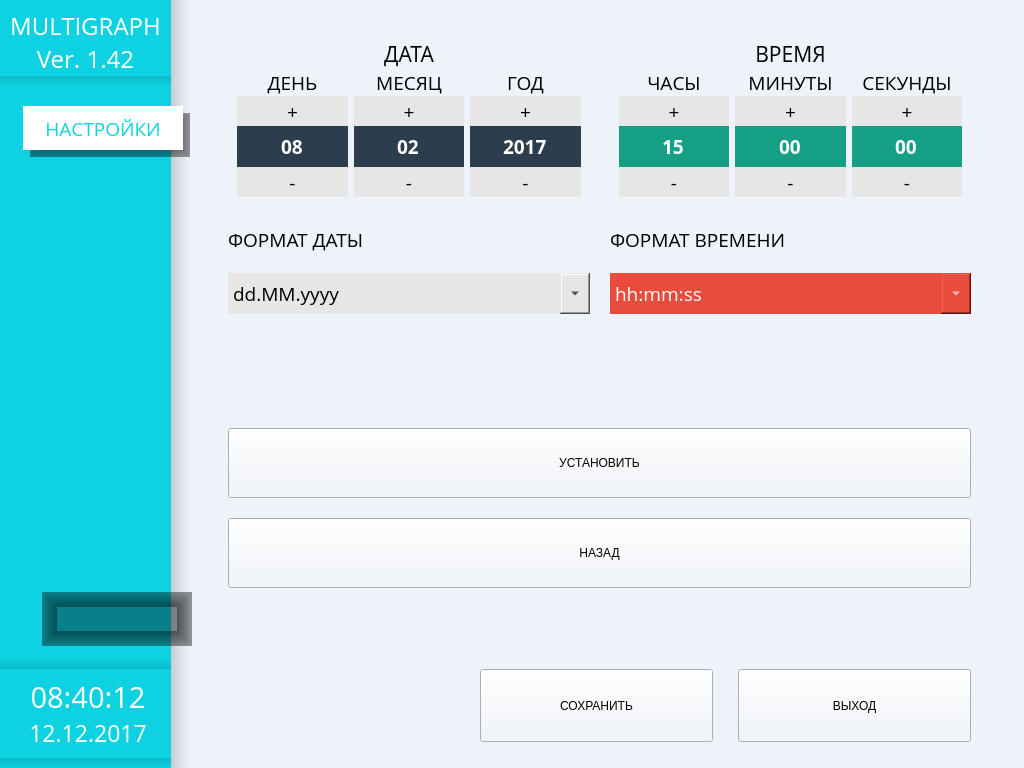
First picture: the form in menu.ui, repository tomyqg/topaz-m, before the edit.
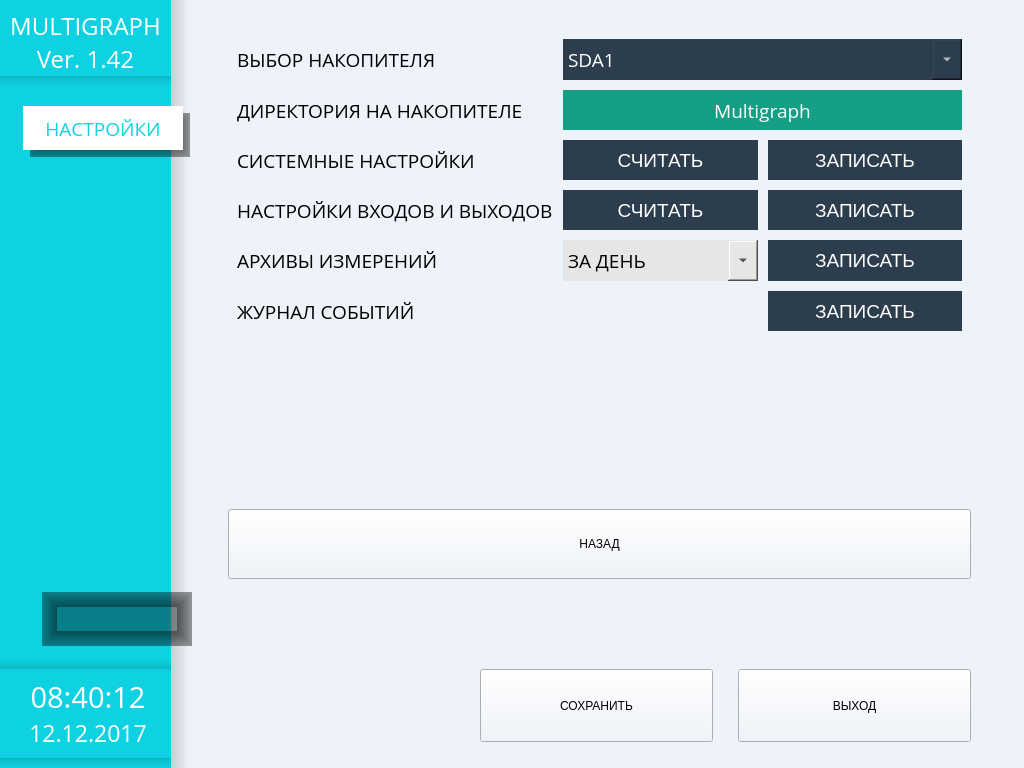
Second picture: the form after the edit. Icons and pictures are not drawn. Custom widgets are drawn as their Qt base class.

Commit message: 1. Реализовано обнаружение USB-накопителя и перенос настроек 2. Скорректирована работа архива с большими периодами

```diff
--- a/menu.ui
+++ b/menu.ui
@@ -360,7 +360,7 @@
             <number>1</number>
            </property>
            <property name="currentIndex">
-            <number>9</number>
+            <number>15</number>
            </property>
            <widget class="QWidget" name="mainMenu">
             <layout class="QVBoxLayout" name="verticalLayout_3">
@@ -2349,7 +2349,7 @@
                   </property>
                   <property name="maximumDate">
                    <date>
-                    <year>2017</year>
+                    <year>2000</year>
                     <month>1</month>
                     <day>1</day>
                    </date>
@@ -2433,7 +2433,7 @@
                   </property>
                   <property name="maximumDate">
                    <date>
-                    <year>2017</year>
+                    <year>2000</year>
                     <month>1</month>
                     <day>1</day>
                    </date>
@@ -2565,7 +2565,7 @@
                   </property>
                   <property name="maximumDate">
                    <date>
-                    <year>2017</year>
+                    <year>2000</year>
                     <month>1</month>
                     <day>1</day>
                    </date>
@@ -4231,6 +4231,504 @@
              </item>
             </layout>
            </widget>
+           <widget class="QWidget" name="pageExternalDrive">
+            <layout class="QVBoxLayout" name="verticalLayout_21">
+             <property name="leftMargin">
+              <number>29</number>
+             </property>
+             <property name="topMargin">
+              <number>30</number>
+             </property>
+             <property name="rightMargin">
+              <number>53</number>
+             </property>
+             <item>
+              <widget class="QFrame" name="frameExternalDrive">
+               <property name="minimumSize">
+                <size>
+                 <width>0</width>
+                 <height>0</height>
+                </size>
+               </property>
+               <property name="frameShape">
+                <enum>QFrame::NoFrame</enum>
+               </property>
+               <property name="frameShadow">
+                <enum>QFrame::Raised</enum>
+               </property>
+               <layout class="QGridLayout" name="gridLayout_10">
+                <property name="spacing">
+                 <number>10</number>
+                </property>
+                <item row="13" column="2">
+                 <widget class="QPushButton" name="bSaveMesToDrive">
+                  <property name="sizePolicy">
+                   <sizepolicy hsizetype="Preferred" vsizetype="Preferred">
+                    <horstretch>0</horstretch>
+                    <verstretch>0</verstretch>
+                   </sizepolicy>
+                  </property>
+                  <property name="minimumSize">
+                   <size>
+                    <width>0</width>
+                    <height>40</height>
+                   </size>
+                  </property>
+                  <property name="maximumSize">
+                   <size>
+                    <width>16777215</width>
+                    <height>70</height>
+                   </size>
+                  </property>
+                  <property name="font">
+                   <font>
+                    <pointsize>14</pointsize>
+                   </font>
+                  </property>
+                  <property name="styleSheet">
+                   <string notr="true">color: rgb(255, 255, 255);
+background-color: #2c3d4d;
+border: 0px solid rgba(255, 255, 255, 0);</string>
+                  </property>
+                  <property name="text">
+                   <string>ЗАПИСАТЬ</string>
+                  </property>
+                 </widget>
+                </item>
+                <item row="3" column="1" colspan="2">
+                 <widget class="QComboBox" name="comboDrives">
+                  <property name="minimumSize">
+                   <size>
+                    <width>0</width>
+                    <height>41</height>
+                   </size>
+                  </property>
+                  <property name="maximumSize">
+                   <size>
+                    <width>16777215</width>
+                    <height>16777215</height>
+                   </size>
+                  </property>
+                  <property name="font">
+                   <font>
+                    <family>Open Sans</family>
+                    <pointsize>14</pointsize>
+                   </font>
+                  </property>
+                  <property name="styleSheet">
+                   <string notr="true">QComboBox {
+background-color:rgb(44, 61, 77);
+color: rgb(255 , 255, 255);
+border-radius: 0px;
+}
+QComboBox::drop-down {
+	width:30px;
+ }</string>
+                  </property>
+                  <property name="currentIndex">
+                   <number>0</number>
+                  </property>
+                  <item>
+                   <property name="text">
+                    <string>SDA1</string>
+                   </property>
+                  </item>
+                  <item>
+                   <property name="text">
+                    <string>SDA2</string>
+                   </property>
+                  </item>
+                  <item>
+                   <property name="text">
+                    <string>SDB1</string>
+                   </property>
+                  </item>
+                 </widget>
+                </item>
+                <item row="11" column="0">
+                 <widget class="QLabel" name="label_14">
+                  <property name="font">
+                   <font>
+                    <family>Open Sans</family>
+                    <pointsize>14</pointsize>
+                   </font>
+                  </property>
+                  <property name="text">
+                   <string>АРХИВЫ ИЗМЕРЕНИЙ</string>
+                  </property>
+                  <property name="alignment">
+                   <set>Qt::AlignLeading|Qt::AlignLeft|Qt::AlignVCenter</set>
+                  </property>
+                 </widget>
+                </item>
+                <item row="11" column="2">
+                 <widget class="QPushButton" name="bSaveArchiveToDrive">
+                  <property name="sizePolicy">
+                   <sizepolicy hsizetype="Preferred" vsizetype="Preferred">
+                    <horstretch>0</horstretch>
+                    <verstretch>0</verstretch>
+                   </sizepolicy>
+                  </property>
+                  <property name="minimumSize">
+                   <size>
+                    <width>0</width>
+                    <height>40</height>
+                   </size>
+                  </property>
+                  <property name="maximumSize">
+                   <size>
+                    <width>16777215</width>
+                    <height>70</height>
+                   </size>
+                  </property>
+                  <property name="font">
+                   <font>
+                    <pointsize>14</pointsize>
+                   </font>
+                  </property>
+                  <property name="styleSheet">
+                   <string notr="true">color: rgb(255, 255, 255);
+background-color: #2c3d4d;
+border: 0px solid rgba(255, 255, 255, 0);</string>
+                  </property>
+                  <property name="text">
+                   <string>ЗАПИСАТЬ</string>
+                  </property>
+                 </widget>
+                </item>
+                <item row="11" column="1">
+                 <widget class="QComboBox" name="periodArchiveToDrive">
+                  <property name="minimumSize">
+                   <size>
+                    <width>0</width>
+                    <height>41</height>
+                   </size>
+                  </property>
+                  <property name="maximumSize">
+                   <size>
+                    <width>16777215</width>
+                    <height>16777215</height>
+                   </size>
+                  </property>
+                  <property name="font">
+                   <font>
+                    <family>Open Sans</family>
+                    <pointsize>14</pointsize>
+                   </font>
+                  </property>
+                  <property name="styleSheet">
+                   <string notr="true">QComboBox {
+background-color: rgb(230, 230, 230);
+color: rgb(0, 0, 0);
+border-radius: 0px;
+}
+QComboBox::drop-down {
+	width:30px;
+ }</string>
+                  </property>
+                  <property name="currentIndex">
+                   <number>0</number>
+                  </property>
+                  <item>
+                   <property name="text">
+                    <string>ЗА ДЕНЬ</string>
+                   </property>
+                  </item>
+                  <item>
+                   <property name="text">
+                    <string>ЗА НЕДЕЛЮ</string>
+                   </property>
+                  </item>
+                  <item>
+                   <property name="text">
+                    <string>ЗА МЕСЯЦ</string>
+                   </property>
+                  </item>
+                  <item>
+                   <property name="text">
+                    <string>ЗА ГОД</string>
+                   </property>
+                  </item>
+                 </widget>
+                </item>
+                <item row="5" column="1" colspan="2">
+                 <widget class="QLabel" name="nameDirOnDrive">
+                  <property name="minimumSize">
+                   <size>
+                    <width>0</width>
+                    <height>40</height>
+                   </size>
+                  </property>
+                  <property name="maximumSize">
+                   <size>
+                    <width>16777215</width>
+                    <height>40</height>
+                   </size>
+                  </property>
+                  <property name="font">
+                   <font>
+                    <family>Open Sans</family>
+                    <pointsize>14</pointsize>
+                   </font>
+                  </property>
+                  <property name="styleSheet">
+                   <string notr="true">	background-color: rgb(21, 159, 133);
+	color: rgb(255, 255, 255);
+	border-radius: 0px;</string>
+                  </property>
+                  <property name="text">
+                   <string>Multigraph</string>
+                  </property>
+                  <property name="alignment">
+                   <set>Qt::AlignCenter</set>
+                  </property>
+                 </widget>
+                </item>
+                <item row="5" column="0">
+                 <widget class="QLabel" name="label_11">
+                  <property name="font">
+                   <font>
+                    <family>Open Sans</family>
+                    <pointsize>14</pointsize>
+                   </font>
+                  </property>
+                  <property name="text">
+                   <string>ДИРЕКТОРИЯ НА НАКОПИТЕЛЕ</string>
+                  </property>
+                  <property name="alignment">
+                   <set>Qt::AlignLeading|Qt::AlignLeft|Qt::AlignVCenter</set>
+                  </property>
+                 </widget>
+                </item>
+                <item row="10" column="0">
+                 <widget class="QLabel" name="label_13">
+                  <property name="font">
+                   <font>
+                    <family>Open Sans</family>
+                    <pointsize>14</pointsize>
+                   </font>
+                  </property>
+                  <property name="text">
+                   <string>НАСТРОЙКИ ВХОДОВ И ВЫХОДОВ</string>
+                  </property>
+                  <property name="alignment">
+                   <set>Qt::AlignLeading|Qt::AlignLeft|Qt::AlignVCenter</set>
+                  </property>
+                 </widget>
+                </item>
+                <item row="13" column="0">
+                 <widget class="QLabel" name="label_15">
+                  <property name="font">
+                   <font>
+                    <family>Open Sans</family>
+                    <pointsize>14</pointsize>
+                   </font>
+                  </property>
+                  <property name="text">
+                   <string>ЖУРНАЛ СОБЫТИЙ</string>
+                  </property>
+                  <property name="alignment">
+                   <set>Qt::AlignLeading|Qt::AlignLeft|Qt::AlignVCenter</set>
+                  </property>
+                 </widget>
+                </item>
+                <item row="8" column="0">
+                 <widget class="QLabel" name="label_12">
+                  <property name="font">
+                   <font>
+                    <family>Open Sans</family>
+                    <pointsize>14</pointsize>
+                   </font>
+                  </property>
+                  <property name="text">
+                   <string>СИСТЕМНЫЕ НАСТРОЙКИ</string>
+                  </property>
+                  <property name="alignment">
+                   <set>Qt::AlignLeading|Qt::AlignLeft|Qt::AlignVCenter</set>
+                  </property>
+                 </widget>
+                </item>
+                <item row="3" column="0">
+                 <widget class="QLabel" name="label_10">
+                  <property name="font">
+                   <font>
+                    <family>Open Sans</family>
+                    <pointsize>14</pointsize>
+                   </font>
+                  </property>
+                  <property name="text">
+                   <string>ВЫБОР НАКОПИТЕЛЯ</string>
+                  </property>
+                  <property name="alignment">
+                   <set>Qt::AlignLeading|Qt::AlignLeft|Qt::AlignVCenter</set>
+                  </property>
+                 </widget>
+                </item>
+                <item row="8" column="1">
+                 <widget class="QPushButton" name="bReadSysFromDrive">
+                  <property name="sizePolicy">
+                   <sizepolicy hsizetype="Preferred" vsizetype="Preferred">
+                    <horstretch>0</horstretch>
+                    <verstretch>0</verstretch>
+                   </sizepolicy>
+                  </property>
+                  <property name="minimumSize">
+                   <size>
+                    <width>0</width>
+                    <height>40</height>
+                   </size>
+                  </property>
+                  <property name="maximumSize">
+                   <size>
+                    <width>16777215</width>
+                    <height>70</height>
+                   </size>
+                  </property>
+                  <property name="font">
+                   <font>
+                    <pointsize>14</pointsize>
+                   </font>
+                  </property>
+                  <property name="styleSheet">
+                   <string notr="true">color: rgb(255, 255, 255);
+background-color: #2c3d4d;
+border: 0px solid rgba(255, 255, 255, 0);</string>
+                  </property>
+                  <property name="text">
+                   <string>СЧИТАТЬ</string>
+                  </property>
+                 </widget>
+                </item>
+                <item row="8" column="2">
+                 <widget class="QPushButton" name="bSaveSysToDrive">
+                  <property name="sizePolicy">
+                   <sizepolicy hsizetype="Preferred" vsizetype="Preferred">
+                    <horstretch>0</horstretch>
+                    <verstretch>0</verstretch>
+                   </sizepolicy>
+                  </property>
+                  <property name="minimumSize">
+                   <size>
+                    <width>0</width>
+                    <height>40</height>
+                   </size>
+                  </property>
+                  <property name="font">
+                   <font>
+                    <pointsize>14</pointsize>
+                   </font>
+                  </property>
+                  <property name="styleSheet">
+                   <string notr="true">color: rgb(255, 255, 255);
+background-color: #2c3d4d;
+border: 0px solid rgba(255, 255, 255, 0);</string>
+                  </property>
+                  <property name="text">
+                   <string>ЗАПИСАТЬ</string>
+                  </property>
+                 </widget>
+                </item>
+                <item row="10" column="2">
+                 <widget class="QPushButton" name="bSaveChanToDrive">
+                  <property name="sizePolicy">
+                   <sizepolicy hsizetype="Preferred" vsizetype="Preferred">
+                    <horstretch>0</horstretch>
+                    <verstretch>0</verstretch>
+                   </sizepolicy>
+                  </property>
+                  <property name="minimumSize">
+                   <size>
+                    <width>0</width>
+                    <height>40</height>
+                   </size>
+                  </property>
+                  <property name="font">
+                   <font>
+                    <pointsize>14</pointsize>
+                   </font>
+                  </property>
+                  <property name="styleSheet">
+                   <string notr="true">color: rgb(255, 255, 255);
+background-color: #2c3d4d;
+border: 0px solid rgba(255, 255, 255, 0);</string>
+                  </property>
+                  <property name="text">
+                   <string>ЗАПИСАТЬ</string>
+                  </property>
+                 </widget>
+                </item>
+                <item row="10" column="1">
+                 <widget class="QPushButton" name="bReadChanFromDrive">
+                  <property name="sizePolicy">
+                   <sizepolicy hsizetype="Preferred" vsizetype="Preferred">
+                    <horstretch>0</horstretch>
+                    <verstretch>0</verstretch>
+                   </sizepolicy>
+                  </property>
+                  <property name="minimumSize">
+                   <size>
+                    <width>0</width>
+                    <height>40</height>
+                   </size>
+                  </property>
+                  <property name="maximumSize">
+                   <size>
+                    <width>16777215</width>
+                    <height>70</height>
+                   </size>
+                  </property>
+                  <property name="font">
+                   <font>
+                    <pointsize>14</pointsize>
+                   </font>
+                  </property>
+                  <property name="styleSheet">
+                   <string notr="true">color: rgb(255, 255, 255);
+background-color: #2c3d4d;
+border: 0px solid rgba(255, 255, 255, 0);</string>
+                  </property>
+                  <property name="text">
+                   <string>СЧИТАТЬ</string>
+                  </property>
+                 </widget>
+                </item>
+               </layout>
+              </widget>
+             </item>
+             <item>
+              <spacer name="verticalSpacer_17">
+               <property name="orientation">
+                <enum>Qt::Vertical</enum>
+               </property>
+               <property name="sizeHint" stdset="0">
+                <size>
+                 <width>20</width>
+                 <height>108</height>
+                </size>
+               </property>
+              </spacer>
+             </item>
+             <item>
+              <widget class="wButtonStyled" name="bBackExternalDrive">
+               <property name="sizePolicy">
+                <sizepolicy hsizetype="Preferred" vsizetype="Preferred">
+                 <horstretch>0</horstretch>
+                 <verstretch>0</verstretch>
+                </sizepolicy>
+               </property>
+               <property name="minimumSize">
+                <size>
+                 <width>0</width>
+                 <height>70</height>
+                </size>
+               </property>
+               <property name="text">
+                <string>НАЗАД</string>
+               </property>
+              </widget>
+             </item>
+            </layout>
+           </widget>
           </widget>
          </item>
         </layout>
```
The commit also changes 16 other files.
